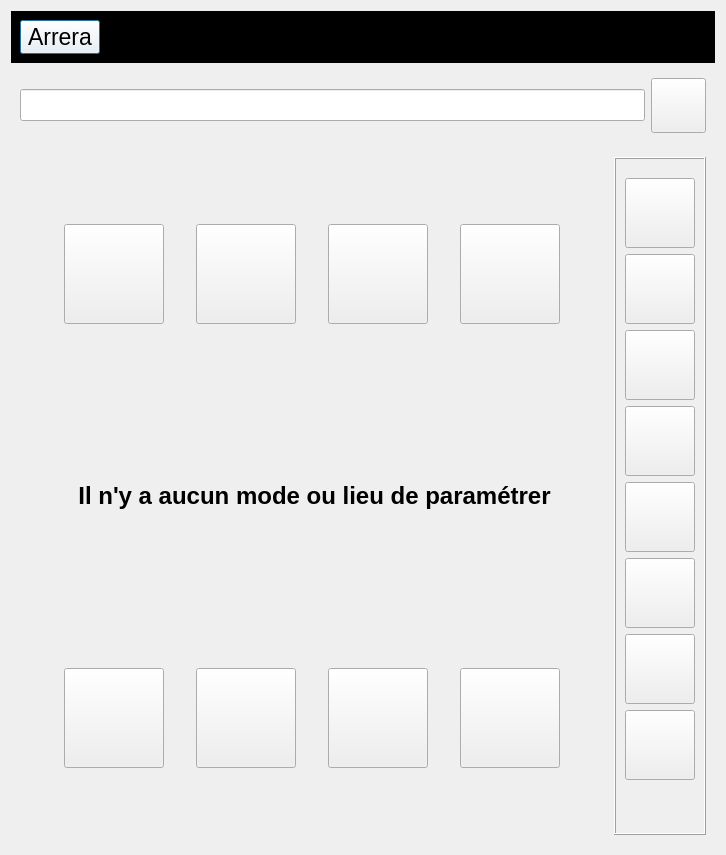
Qt form arreraui.ui (Arrera-Software/Arrera-Interface) before a commit.
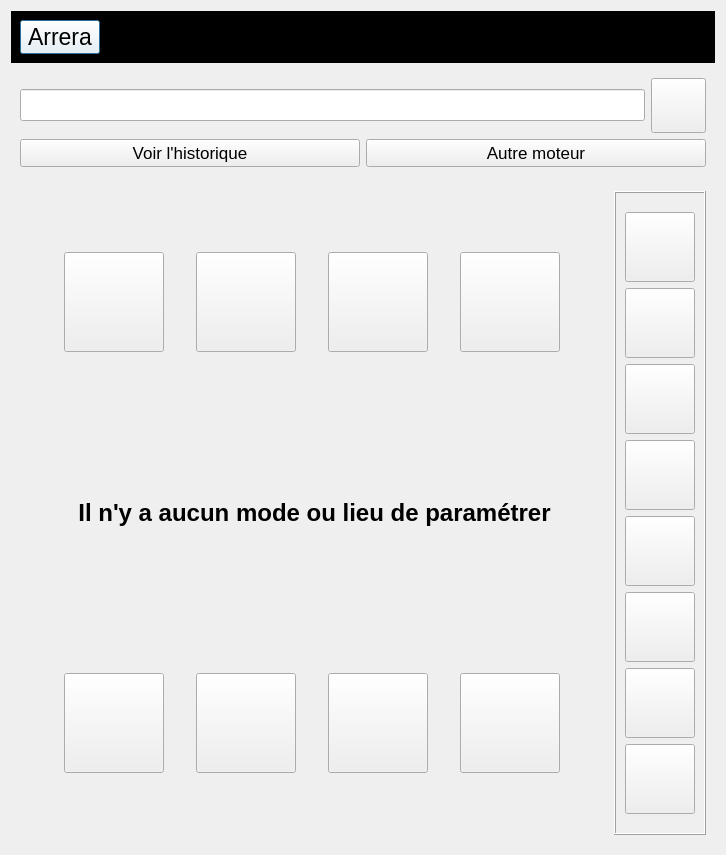
The same form after that commit. Icons and pictures are not drawn.

Commit message: Ajout de nouveau bouton pour la partie recherche

The edit to the form file:
```diff
--- a/arreraui.ui
+++ b/arreraui.ui
@@ -107,6 +107,8 @@
      <property name="frameShadow">
       <enum>QFrame::Shadow::Raised</enum>
      </property>
+     <layout class="QVBoxLayout" name="verticalLayout_8">
+      <item>
      <layout class="QHBoxLayout" name="horizontalLayout_3">
       <item>
        <widget class="QLineEdit" name="IDC_SEARCHBAR">
@@ -153,6 +155,36 @@
        </widget>
       </item>
      </layout>
+      </item>
+      <item>
+       <layout class="QHBoxLayout" name="horizontalLayout_10">
+        <item>
+         <widget class="QPushButton" name="IDC_SHOWHIST">
+          <property name="font">
+           <font>
+            <pointsize>13</pointsize>
+           </font>
+          </property>
+          <property name="text">
+           <string>Voir l'historique</string>
+          </property>
+         </widget>
+        </item>
+        <item>
+         <widget class="QPushButton" name="IDC_AUTREMOTEUR">
+          <property name="font">
+           <font>
+            <pointsize>13</pointsize>
+           </font>
+          </property>
+          <property name="text">
+           <string>Autre moteur</string>
+          </property>
+         </widget>
+        </item>
+       </layout>
+      </item>
+     </layout>
     </widget>
    </item>
    <item>
@@ -536,8 +568,21 @@
              </widget>
             </item>
             <item>
-             <layout class="QGridLayout" name="gridLayout_3">
-              <item row="0" column="1">
+             <layout class="QHBoxLayout" name="horizontalLayout_11">
+              <item>
+               <spacer name="horizontalSpacer">
+                <property name="orientation">
+                 <enum>Qt::Orientation::Horizontal</enum>
+                </property>
+                <property name="sizeHint" stdset="0">
+                 <size>
+                  <width>40</width>
+                  <height>20</height>
+                 </size>
+                </property>
+               </spacer>
+              </item>
+              <item>
                <widget class="QLabel" name="IDC_INDCNOLIEUMODE">
                 <property name="font">
                  <font>
@@ -553,20 +598,7 @@
                 </property>
                </widget>
               </item>
-              <item row="0" column="0">
-               <spacer name="horizontalSpacer">
-                <property name="orientation">
-                 <enum>Qt::Orientation::Horizontal</enum>
-                </property>
-                <property name="sizeHint" stdset="0">
-                 <size>
-                  <width>40</width>
-                  <height>20</height>
-                 </size>
-                </property>
-               </spacer>
-              </item>
-              <item row="0" column="2">
+              <item>
                <spacer name="horizontalSpacer_2">
                 <property name="orientation">
                  <enum>Qt::Orientation::Horizontal</enum>
```
Lines whose indentation alone changed are shown as unchanged. The commit also changes 2 other files.
